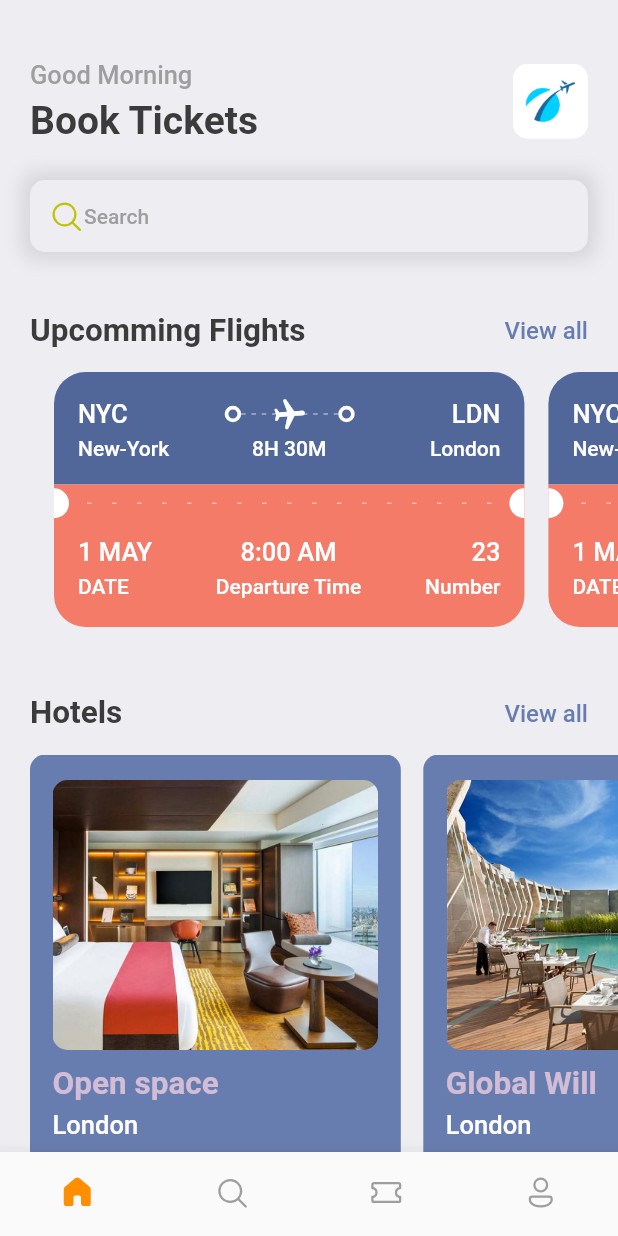
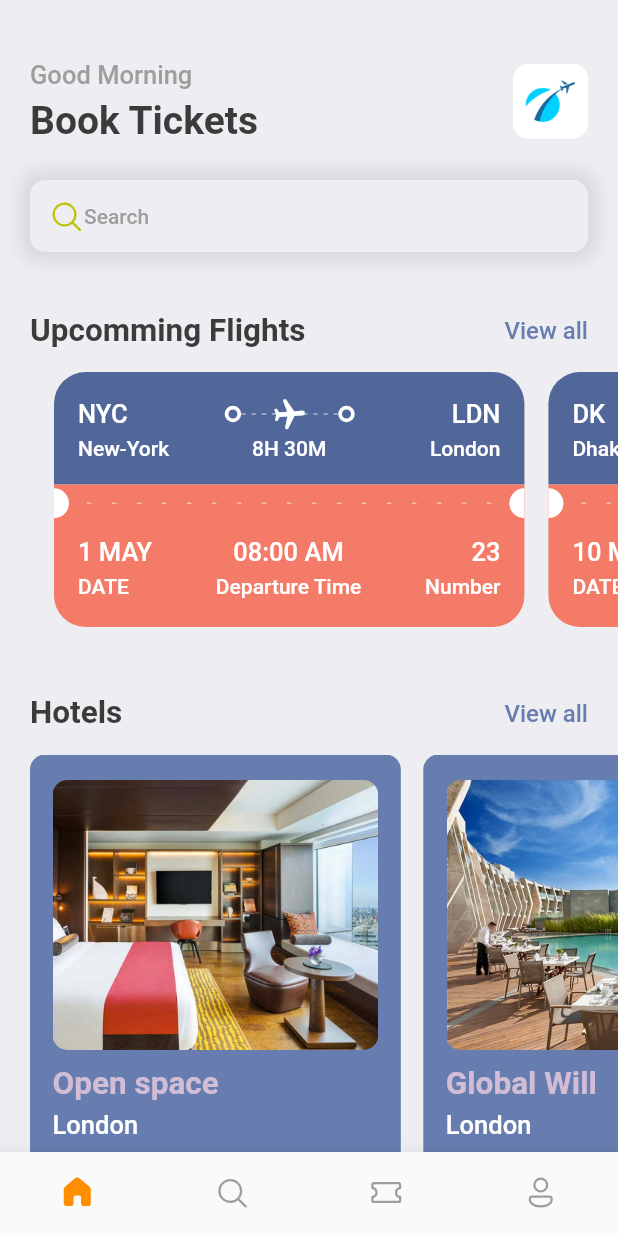
Before and after one commit to VinicioSantos/TicketBookAppFlutterStudyCase, a Flutter app: the screen it shows after launch, on a phone screen of 412 x 824 dp. Run offline on Flutter 3.47's test engine with Material 2 defaults, Android fonts, the phone set to English and light mode, and no system bars; our stand-ins replace fluentui_icons, gap, get.

```diff
--- a/lib/scrrens/bottom_bar.dart
+++ b/lib/scrrens/bottom_bar.dart
@@ -4,6 +4,7 @@ import 'package:flutter/material.dart';
 import 'package:flutter/src/foundation/key.dart';
 import 'package:flutter/src/widgets/framework.dart';
 import 'package:flutter_application_1/scrrens/home_screen.dart';
+import 'package:flutter_application_1/scrrens/search_screen.dart';
 
 class BottomBar extends StatefulWidget {
   const BottomBar({Key? key}) : super(key: key);
@@ -15,10 +16,8 @@ class BottomBar extends StatefulWidget {
 class _BottomBarState extends State<BottomBar> {
   int _selectedIndex = 0;
   static final _widgetOptions = <Widget>[
-    HomeScreen(),
-    Text(
-      'Serach',
-    ),
+    const HomeScreen(),
+    const SearchScreen(),
     Text(
       'Tickets',
     ),
--- a/lib/scrrens/home_screen.dart
+++ b/lib/scrrens/home_screen.dart
@@ -89,10 +89,10 @@ class HomeScreen extends StatelessWidget {
             SingleChildScrollView(
               scrollDirection: Axis.horizontal,
               padding: const EdgeInsets.only(left: 20),
-              child: Row(children: [
-                TicketView(),
-                TicketView(),
-              ]),
+              child: Row(
+                  children: ticketList
+                      .map((singleTicket) => TicketView(ticket: singleTicket))
+                      .toList()),
             ),
             const Gap(15),
             Container(
--- a/lib/scrrens/hotel_screen.dart
+++ b/lib/scrrens/hotel_screen.dart
@@ -22,7 +22,7 @@ class HotelScreen extends StatelessWidget {
 
     return Container(
         width: size.width * 0.6,
-        height: 330,
+        height: AppLayout.getHeight(350),
         padding: const EdgeInsets.symmetric(horizontal: 15, vertical: 17),
         margin: const EdgeInsets.only(right: 15),
         decoration: BoxDecoration(
@@ -37,7 +37,7 @@ class HotelScreen extends StatelessWidget {
           crossAxisAlignment: CrossAxisAlignment.start,
           children: [
             Container(
-              height: 180,
+              height: AppLayout.getHeight(180),
               decoration: BoxDecoration(
                 color: Styles.primaryColor,
                 borderRadius: BorderRadius.circular(10),
@@ -47,13 +47,13 @@ class HotelScreen extends StatelessWidget {
                 ),
               ),
             ),
-            const Gap(10),
+            Gap(AppLayout.getHeight(10)),
             Text("${hotel['place']}",
                 style: Styles.headLineStyle2.copyWith(color: Styles.kakiColor)),
-            const Gap(5),
+            Gap(AppLayout.getHeight(5)),
             Text("${hotel['destination']}",
                 style: Styles.headLineStyle3.copyWith(color: Colors.white)),
-            const Gap(8),
+            Gap(AppLayout.getHeight(8)),
             Text("\$${hotel['price']}/night",
                 style: Styles.headLineStyle.copyWith(color: Styles.kakiColor)),
           ],
--- /dev/null
+++ b/lib/scrrens/search_screen.dart
@@ -0,0 +1,25 @@
+import 'package:flutter/material.dart';
+import 'package:flutter/src/foundation/key.dart';
+import 'package:flutter/src/widgets/framework.dart';
+import 'package:flutter_application_1/utils/app_layout.dart';
+import 'package:flutter_application_1/utils/app_styles.dart';
+import 'package:gap/gap.dart';
+
+class SearchScreen extends StatelessWidget {
+  const SearchScreen({Key? key}) : super(key: key);
+
+  @override
+  Widget build(BuildContext context) {
+    return Scaffold(
+      backgroundColor: Styles.bgColor,
+      body: ListView(
+        children: [
+          Gap(AppLayout.getHeight(40)),
+          Text("What are\nyou looking for?",
+              style: Styles.headLineStyle.copyWith(fontSize: 35),
+              textAlign: TextAlign.start),
+        ],
+      ),
+    );
+  }
+}
--- a/lib/scrrens/ticket_view.dart
+++ b/lib/scrrens/ticket_view.dart
@@ -9,14 +9,15 @@ import 'package:gap/gap.dart';
 import '../widgets/thick_container.dart';
 
 class TicketView extends StatelessWidget {
-  const TicketView({Key? key}) : super(key: key);
+  final Map<String, dynamic> ticket;
+  const TicketView({Key? key, required this.ticket}) : super(key: key);
 
   @override
   Widget build(BuildContext context) {
     final size = AppLayout.getSize(context);
     return SizedBox(
       width: size.width * 0.80,
-      height: 200,
+      height: AppLayout.getHeight(200),
       child: Column(children: [
         Container(
           decoration: BoxDecoration(
@@ -24,12 +25,12 @@ class TicketView extends StatelessWidget {
             borderRadius: const BorderRadius.only(
                 topLeft: Radius.circular(21), topRight: Radius.circular(21)),
           ),
-          margin: const EdgeInsets.only(left: 16),
-          padding: const EdgeInsets.all(16),
+          margin: EdgeInsets.only(left: AppLayout.getHeight(16)),
+          padding: EdgeInsets.all(AppLayout.getHeight(16)),
           child: Column(children: [
             Row(
               children: [
-                Text("NYC",
+                Text(ticket['from']['code'],
                     style: Styles.headLineStyle3.copyWith(color: Colors.white)),
                 Expanded(child: Container()),
                 ThickContainer(),
@@ -37,7 +38,7 @@ class TicketView extends StatelessWidget {
                     child: Stack(
                   children: [
                     SizedBox(
-                      height: 24,
+                      height: AppLayout.getHeight(24),
                       child: LayoutBuilder(
                         builder:
                             (BuildContext builder, BoxConstraints constraints) {
@@ -69,7 +70,7 @@ class TicketView extends StatelessWidget {
                 )),
                 ThickContainer(),
                 const Spacer(),
-                Text("LDN",
+                Text(ticket['to']['code'],
                     style: Styles.headLineStyle3.copyWith(color: Colors.white)),
               ],
             ),
@@ -78,18 +79,18 @@ class TicketView extends StatelessWidget {
               mainAxisAlignment: MainAxisAlignment.spaceBetween,
               children: [
                 SizedBox(
-                    width: 100,
+                    width: AppLayout.getWidth(100),
                     child: Text(
-                      'New-York',
+                      ticket['from']['name'],
                       style:
                           Styles.headLineStyle4.copyWith(color: Colors.white),
                     )),
-                Text("8H 30M",
+                Text(ticket['flying_time'],
                     style: Styles.headLineStyle4.copyWith(color: Colors.white)),
                 SizedBox(
-                    width: 100,
+                    width: AppLayout.getWidth(100),
                     child: Text(
-                      'London',
+                      ticket['to']['name'],
                       textAlign: TextAlign.end,
                       style:
                           Styles.headLineStyle4.copyWith(color: Colors.white),
@@ -103,8 +104,8 @@ class TicketView extends StatelessWidget {
           margin: const EdgeInsets.only(left: 16),
           child: Row(children: [
             SizedBox(
-                height: 20,
-                width: 10,
+                height: AppLayout.getHeight(20),
+                width: AppLayout.getWidth(10),
                 child: DecoratedBox(
                   decoration: BoxDecoration(
                       color: Colors.white,
@@ -136,8 +137,8 @@ class TicketView extends StatelessWidget {
               ),
             )),
             SizedBox(
-                height: 20,
-                width: 10,
+                height: AppLayout.getHeight(20),
+                width: AppLayout.getWidth(10),
                 child: DecoratedBox(
                   decoration: BoxDecoration(
                       color: Colors.white,
@@ -163,34 +164,34 @@ class TicketView extends StatelessWidget {
             Column(
               crossAxisAlignment: CrossAxisAlignment.start,
               children: [
-                Text("1 MAY",
+                Text(ticket['date'],
                     style: Styles.headLineStyle3.copyWith(color: Colors.white)),
-                const Gap(5),
+                Gap(AppLayout.getHeight(5)),
                 Text("DATE",
                     style: Styles.headLineStyle4.copyWith(color: Colors.white)),
-                const Gap(3),
+                Gap(AppLayout.getHeight(3)),
               ],
             ),
             Column(
               crossAxisAlignment: CrossAxisAlignment.center,
               children: [
-                Text("8:00 AM",
+                Text(ticket['departure_time'],
                     style: Styles.headLineStyle3.copyWith(color: Colors.white)),
-                const Gap(5),
+                Gap(AppLayout.getHeight(5)),
                 Text("Departure Time",
                     style: Styles.headLineStyle4.copyWith(color: Colors.white)),
-                const Gap(3),
+                Gap(AppLayout.getHeight(3)),
               ],
             ),
             Column(
               crossAxisAlignment: CrossAxisAlignment.end,
               children: [
-                Text("23",
+                Text(ticket['number'].toString(),
                     style: Styles.headLineStyle3.copyWith(color: Colors.white)),
-                const Gap(5),
+                Gap(AppLayout.getHeight(5)),
                 Text("Number",
                     style: Styles.headLineStyle4.copyWith(color: Colors.white)),
-                const Gap(3),
+                Gap(AppLayout.getHeight(3)),
               ],
             ),
           ]),
--- a/lib/utils/app_info_list.dart
+++ b/lib/utils/app_info_list.dart
@@ -18,3 +18,22 @@ List<Map<String, dynamic>> hotelList = [
     'price': '60',
   },
 ];
+
+List<Map<String, dynamic>> ticketList = [
+  {
+    'from': {'code': "NYC", 'name': "New-York"},
+    'to': {'code': "LDN", 'name': "London"},
+    'flying_time': '8H 30M',
+    'date': "1 MAY",
+    'departure_time': "08:00 AM",
+    "number": 23
+  },
+  {
+    'from': {'code': "DK", 'name': "Dhaka"},
+    'to': {'code': "SH", 'name': "Shanghai"},
+    'flying_time': '4H 20M',
+    'date': "10 MAY",
+    'departure_time': "09:00 AM",
+    "number": 45
+  },
+];
--- a/lib/utils/app_layout.dart
+++ b/lib/utils/app_layout.dart
@@ -1,7 +1,26 @@
 import 'package:flutter/material.dart';
+import 'package:get/get.dart';
 
 class AppLayout {
   static getSize(BuildContext context) {
     return MediaQuery.of(context).size;
   }
+
+  static getScreenHeight() {
+    return Get.height;
+  }
+
+  static getScreenWidth() {
+    return Get.width;
+  }
+
+  static double getHeight(double pixels) {
+    double x = getScreenHeight() / pixels;
+    return getScreenHeight() / x;
+  }
+
+  static double getWidth(double pixels) {
+    double x = getScreenWidth() / pixels;
+    return getScreenWidth() / x;
+  }
 }
--- a/pubspec.yaml
+++ b/pubspec.yaml
@@ -35,6 +35,7 @@ dependencies:
   # Use with the CupertinoIcons class for iOS style icons.
   cupertino_icons: ^1.0.2
   fluentui_icons: any
+  get:
   gap: any
 
 dev_dependencies:
```
Also changed, not shown: pubspec.lock.
